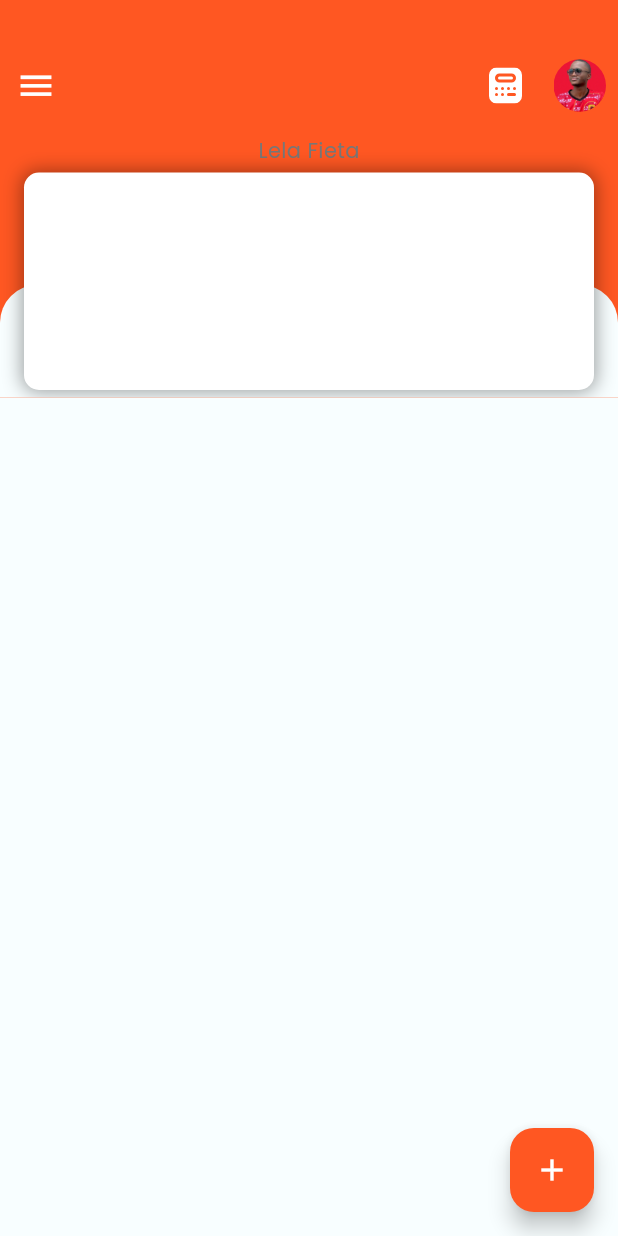
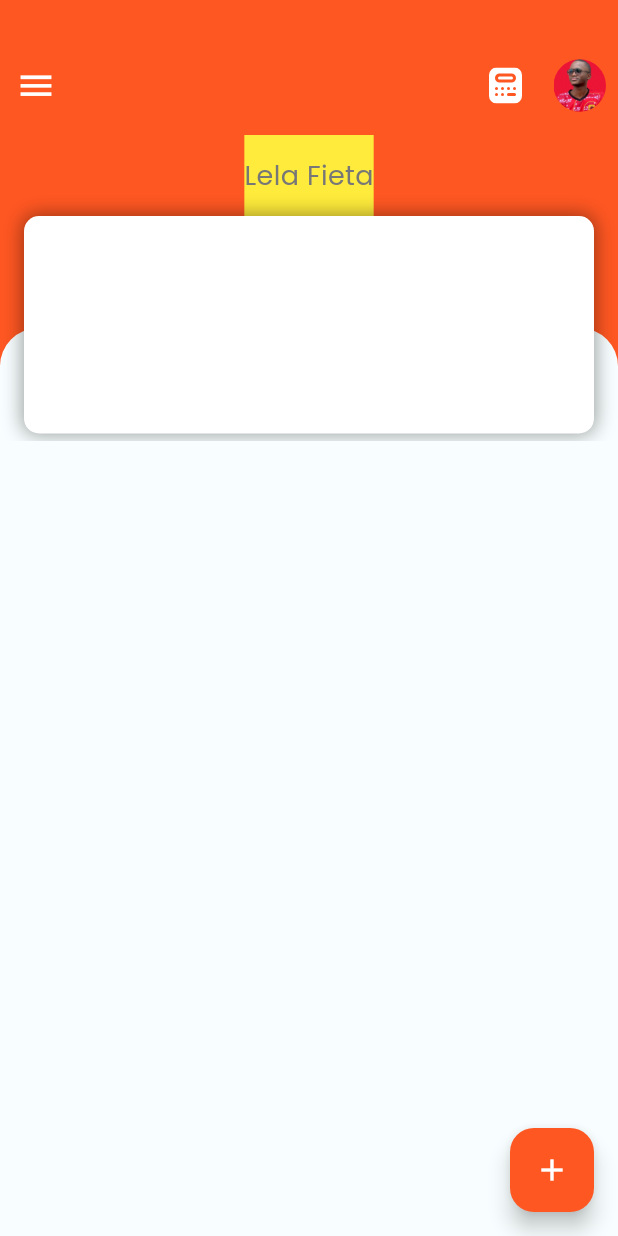
Before and after one commit to lelafieta/molhooooo, a Flutter app: the screen it shows after launch, on a phone screen of 412 x 824 dp. Run offline on Flutter 3.47's test engine with Material 3 defaults, Android fonts, the phone set to English and light mode, and no system bars; drawn by our look-alikes of flutter_slider_drawer; our stand-ins replace animated_bottom_navigation_bar, chips_choice, dashed_circular_progress_bar, dotted_border, easy_date_timeline, fl_chart and 2 more.

Commit message:
Editing Client page text

```diff
--- a/lib/src/features/client/presentation/client_page.dart
+++ b/lib/src/features/client/presentation/client_page.dart
@@ -286,8 +286,14 @@ class _AuthorList extends StatelessWidget {
         child: Column(
           children: [
             Container(
-              height: 25,
-              child: Text("Lela Fieta"),
+              color: Colors.yellow,
+              child: Text(
+                "Lela Fieta",
+                style: TextStyle(
+                  fontSize: 18,
+                  height: 3,
+                ),
+              ),
             ),
             Stack(
               children: [
```
